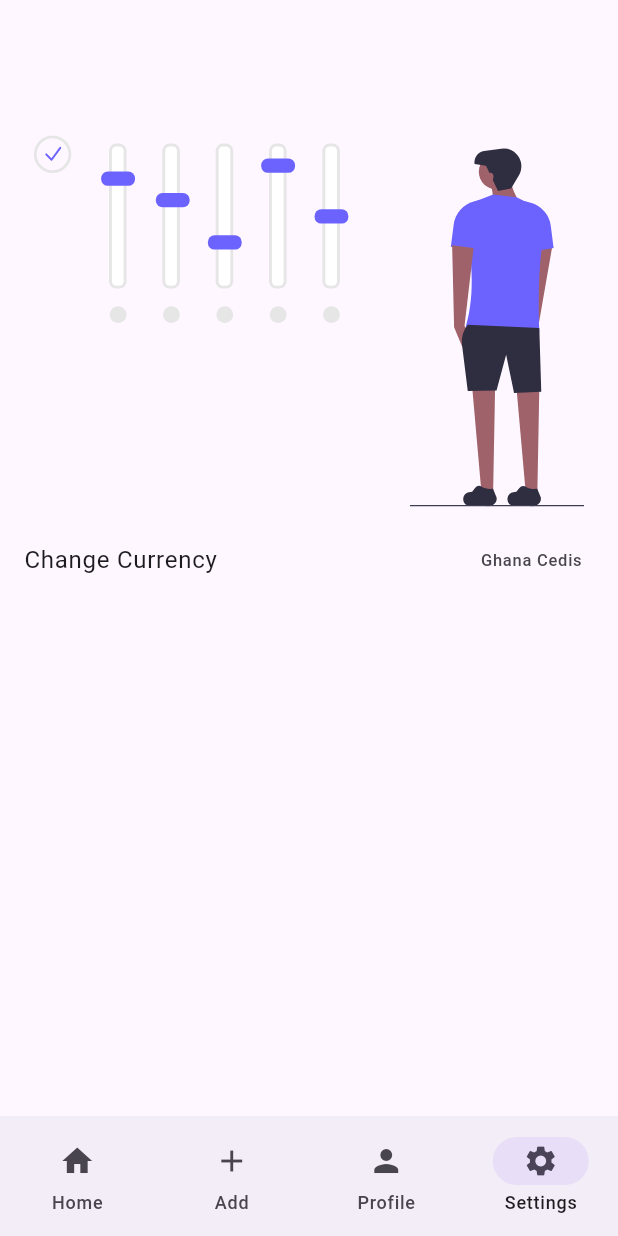
After one commit to Boahen123/expense_tracker, a Flutter app: the screen it shows after launch, item 4 of the bottom bar chosen, after a tap on "Change Currency", on a phone screen of 412 x 824 dp. The commit adds this screen. Run offline on Flutter 3.47's test engine with Material 3 defaults, Android fonts, the phone set to English and light mode, and no system bars; our stand-ins replace flutter_riverpod, flutter_svg; missing offline and left inert: currency_picker.

Commit message:
adding currency selection

```diff
--- /dev/null
+++ b/expense_tracker/lib/data/currency_data.dart
@@ -0,0 +1,11 @@
+import 'package:flutter/material.dart';
+
+class CurrencyData extends ChangeNotifier {
+  /// Currency symbol; default is GHS
+  String currencyName = 'Ghana Cedis';
+
+  void changeName(String newName, String newSymbol) {
+    currencyName = '$newName ($newSymbol)';
+    notifyListeners();
+  }
+}
--- /dev/null
+++ b/expense_tracker/lib/providers/currency_provider.dart
@@ -0,0 +1,6 @@
+import 'package:expense_tracker/data/currency_data.dart';
+import 'package:flutter_riverpod/flutter_riverpod.dart';
+
+final currencyProvider = ChangeNotifierProvider<CurrencyData>((ref) {
+  return CurrencyData();
+});
--- a/expense_tracker/lib/screens/bottom_nav.dart
+++ b/expense_tracker/lib/screens/bottom_nav.dart
@@ -1,4 +1,5 @@
 import 'package:expense_tracker/screens/add_expense.dart';
+import 'package:expense_tracker/screens/settings.dart';
 import 'package:flutter/material.dart';
 
 class BottomNav extends StatefulWidget {
@@ -16,6 +17,7 @@ class BottomNavState extends State<BottomNav> {
     const HomeScreen(),
     AddExpenseScreen(),
     const ProfileScreen(),
+    const SettingsPage(),
   ];
 
   @override
@@ -44,6 +46,10 @@ class BottomNavState extends State<BottomNav> {
             icon: Icon(Icons.person),
             label: 'Profile',
           ),
+          NavigationDestination(
+            icon: Icon(Icons.settings),
+            label: 'Settings',
+          ),
         ],
       ),
     );
--- /dev/null
+++ b/expense_tracker/lib/screens/settings.dart
@@ -0,0 +1,55 @@
+import 'package:currency_picker/currency_picker.dart';
+import 'package:expense_tracker/providers/currency_provider.dart';
+import 'package:flutter/material.dart';
+import 'package:flutter_riverpod/flutter_riverpod.dart';
+import 'package:flutter_svg/svg.dart';
+
+class SettingsPage extends ConsumerWidget {
+  const SettingsPage({super.key});
+
+  @override
+  Widget build(BuildContext context, WidgetRef ref) {
+    final Size size = MediaQuery.of(context).size;
+
+    return Scaffold(
+      body: SingleChildScrollView(
+        child: Column(
+          children: [
+            SizedBox(
+              height: size.height * 0.1,
+            ),
+            Padding(
+              padding: const EdgeInsets.all(8.0),
+              child: SvgPicture.asset(
+                'assets/illustrations/settings.svg',
+                height: size.height * 0.3,
+              ),
+            ),
+            ListTile(
+              title: const Text('Change Currency'),
+              trailing: Consumer(
+                builder: (context, ref, child) {
+                  return Text(
+                    ref.read(currencyProvider).currencyName,
+                  );
+                },
+              ),
+              onTap: () {
+                var value = ref.watch(currencyProvider);
+                showCurrencyPicker(
+                  context: context,
+                  showFlag: true,
+                  showCurrencyName: true,
+                  showCurrencyCode: true,
+                  onSelect: (Currency currency) {
+                    value.changeName(currency.name, currency.symbol);
+                  },
+                );
+              },
+            ),
+          ],
+        ),
+      ),
+    );
+  }
+}
--- a/expense_tracker/pubspec.yaml
+++ b/expense_tracker/pubspec.yaml
@@ -37,6 +37,8 @@ dependencies:
   cupertino_icons: ^1.0.2
   flutter_riverpod: ^2.4.9
   currency_picker: ^2.0.20
+  flutter_svg: ^2.0.9
+  logger: ^2.0.2+1
 
 dev_dependencies:
   flutter_test:
@@ -61,8 +63,8 @@ flutter:
   uses-material-design: true
 
   # To add assets to your application, add an assets section, like this:
-  # assets:
-  #   - images/a_dot_burr.jpeg
+  assets:
+    - assets/illustrations/
   #   - images/a_dot_ham.jpeg
 
   # An image asset can refer to one or more resolution-specific "variants", see
```
Also changed, not shown: expense_tracker/assets/illustrations/settings.svg (added), expense_tracker/pubspec.lock.
